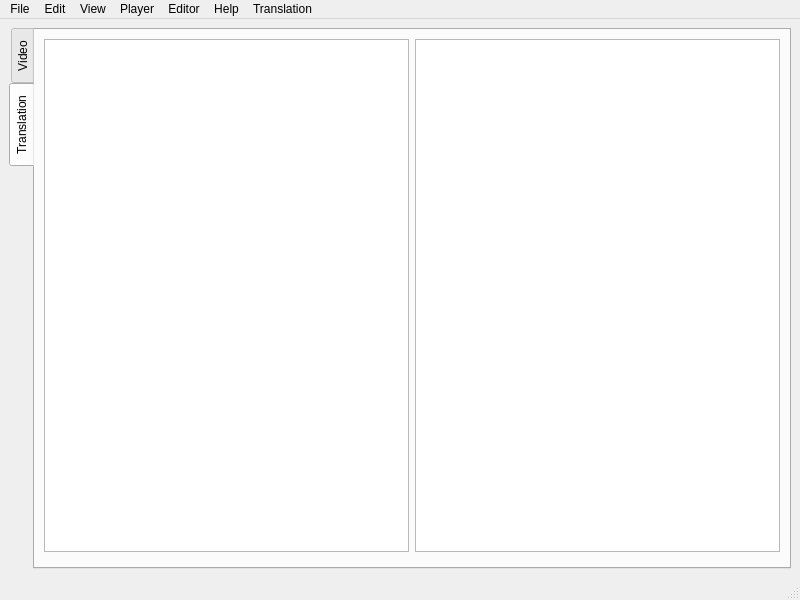
Old version of the form tool.ui in the repository ljn7/Vagyojaka-testing.
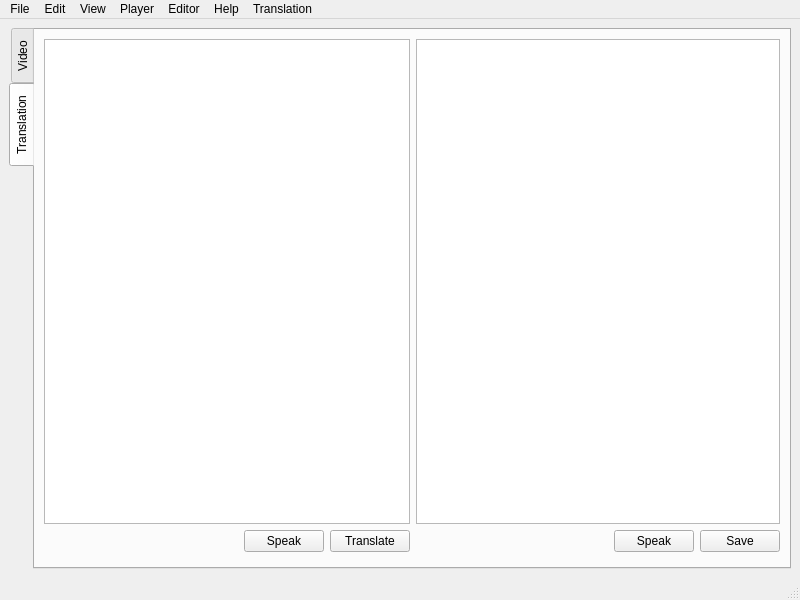
New version of the form. The open tabs and pages were chosen to show the change. Custom widgets are drawn as their Qt base class.

Diff of the .ui file:
```diff
--- a/tool.ui
+++ b/tool.ui
@@ -144,6 +144,40 @@
             <widget class="Editor" name="m_editor_2"/>
            </widget>
           </item>
+          <item>
+           <layout class="QHBoxLayout" name="horizontalLayout_8">
+            <item>
+             <spacer name="horizontalSpacer">
+              <property name="orientation">
+               <enum>Qt::Horizontal</enum>
+              </property>
+              <property name="sizeType">
+               <enum>QSizePolicy::Expanding</enum>
+              </property>
+              <property name="sizeHint" stdset="0">
+               <size>
+                <width>200</width>
+                <height>20</height>
+               </size>
+              </property>
+             </spacer>
+            </item>
+            <item>
+             <widget class="QPushButton" name="pushButton_3">
+              <property name="text">
+               <string>Speak</string>
+              </property>
+             </widget>
+            </item>
+            <item>
+             <widget class="QPushButton" name="btn_translate">
+              <property name="text">
+               <string>Translate</string>
+              </property>
+             </widget>
+            </item>
+           </layout>
+          </item>
           <item>
            <widget class="TagListDisplayWidget" name="m_tagListDisplay_2" native="true">
             <property name="sizePolicy">
@@ -166,6 +200,37 @@
             <widget class="Editor" name="m_editor_3"/>
            </widget>
           </item>
+          <item>
+           <layout class="QHBoxLayout" name="horizontalLayout_9">
+            <item>
+             <spacer name="horizontalSpacer_2">
+              <property name="orientation">
+               <enum>Qt::Horizontal</enum>
+              </property>
+              <property name="sizeHint" stdset="0">
+               <size>
+                <width>40</width>
+                <height>20</height>
+               </size>
+              </property>
+             </spacer>
+            </item>
+            <item>
+             <widget class="QPushButton" name="pushButton_4">
+              <property name="text">
+               <string>Speak</string>
+              </property>
+             </widget>
+            </item>
+            <item>
+             <widget class="QPushButton" name="pushButton_2">
+              <property name="text">
+               <string>Save</string>
+              </property>
+             </widget>
+            </item>
+           </layout>
+          </item>
           <item>
            <widget class="TagListDisplayWidget" name="m_tagListDisplay_3" native="true">
             <property name="sizePolicy">
```
